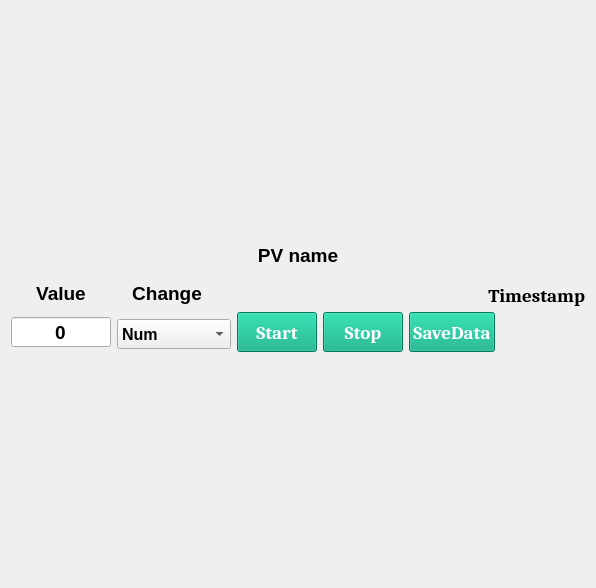
The window that UI/UI_PV_monitor.ui (zlmturnout/PlotPVs) describes before a commit, drawn with Qt 5.
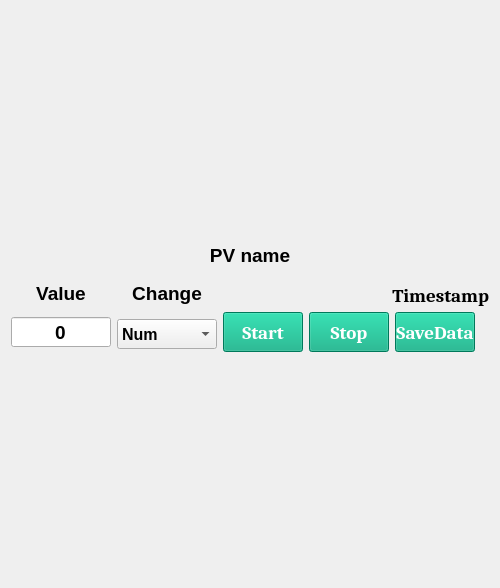
The same window after the commit.

Commit message: update Monitor widget

```diff
--- a/UI/UI_PV_monitor.ui
+++ b/UI/UI_PV_monitor.ui
@@ -6,7 +6,7 @@
    <rect>
     <x>0</x>
     <y>0</y>
-    <width>596</width>
+    <width>500</width>
     <height>588</height>
    </rect>
   </property>
```
The commit also changes 4 other files.
